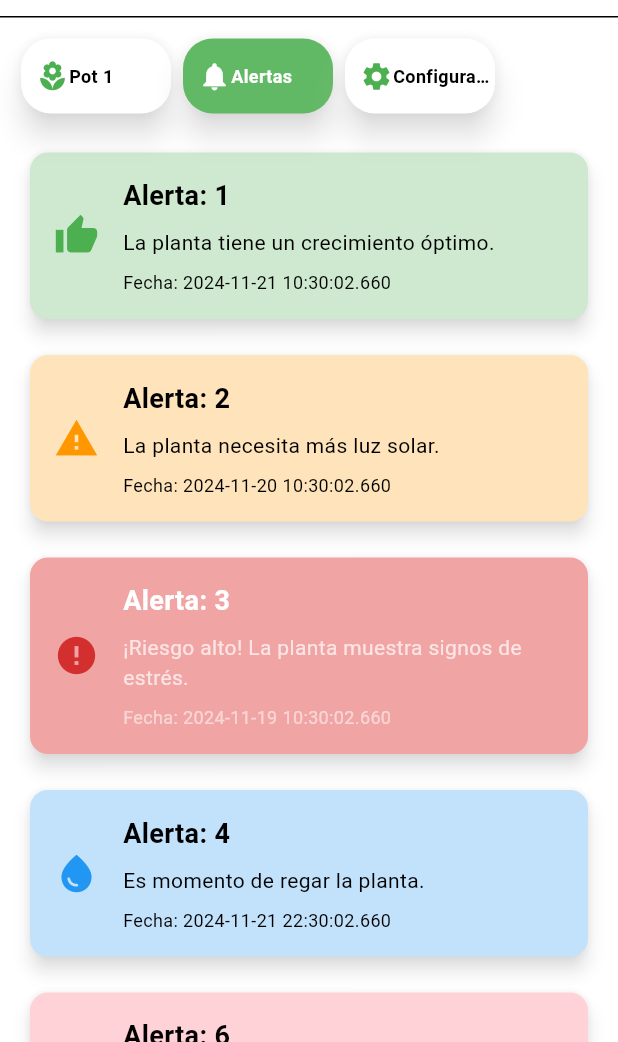
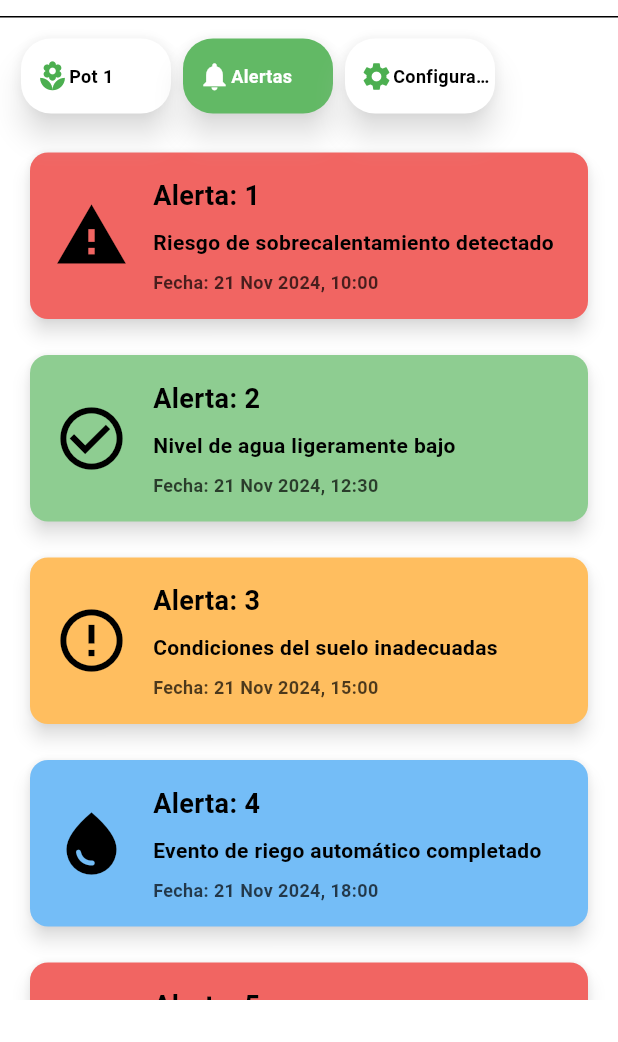
Before and after one commit to FemboyIRL/Maceta-Inteligente, a Flutter app: the FlowerpotScreen screen opened directly with sample values from the repository, after a tap on "Alertas", on a phone screen of 412 x 824 dp, the part 194-1236 px from its top. Run offline on Flutter 3.47's test engine with Material 3 defaults, Android fonts, the phone set to English and light mode, and no system bars; our stand-ins replace dio, dotted_border, fl_chart, flutter_svg, geolocator, get and 2 more; missing offline and left inert: flutter_page_view_indicator, qr_code_scanner; accounts and stored records are empty.

Commit message:
-bugfix to flowerpot screen

```diff
--- a/lib/main.dart
+++ b/lib/main.dart
@@ -1,5 +1,6 @@
 import 'package:flutter/material.dart';
 import 'package:get/get.dart';
+import 'package:maceta_inteligente/screens/MainMenuScreen/screen.dart';
 import 'package:maceta_inteligente/screens/SplashScreen/screen.dart';
 
 void main() {
@@ -27,7 +28,7 @@ class GrowSmartApp extends StatelessWidget {
               clipBehavior: Clip.antiAliasWithSaveLayer,
               shape: RoundedRectangleBorder(
                   borderRadius: BorderRadius.all(Radius.circular(23))))),
-      home: const SplashScreen(),
+      home: const MainMenuScreen(),
     );
   }
 }
--- a/lib/models/alert_event_type_enum.dart
+++ b/lib/models/alert_event_type_enum.dart
@@ -1,5 +1,3 @@
-import 'dart:ui';
-
 import 'package:flutter/material.dart';
 
 enum EventType {
@@ -10,67 +8,38 @@ enum EventType {
   highRisk,
 }
 
-extension EventTypeColors on EventType {
-  Color getBackgroundColor(bool isActive) {
+extension EventTypeExtensions on EventType {
+  Color getBackgroundColor() {
     switch (this) {
+      case EventType.highRisk:
+        return Colors.red[400]!;
+      case EventType.mediumRisk:
+        return Colors.orange[300]!;
       case EventType.lowRisk:
-        return isActive ? Colors.green[100]! : Colors.green[200]!;
-      case EventType.mediumRisk:
-        return isActive ? Colors.orange[100]! : Colors.orange[200]!;
-      case EventType.highRisk:
-        return isActive ? Colors.red[100]! : Colors.red[200]!;
+        return Colors.green[300]!;
       case EventType.waterEvent:
-        return isActive ? Colors.blue[100]! : Colors.blue[200]!;
-      case EventType.zero:
+        return Colors.blue[300]!;
       default:
-        return Colors.grey[200]!;
+        return Colors.grey[300]!;
     }
   }
 
-  Color getIconColor(bool isActive) {
+  IconData get icon {
     switch (this) {
+      case EventType.highRisk:
+        return Icons.warning;
+      case EventType.mediumRisk:
+        return Icons.error_outline;
       case EventType.lowRisk:
-        return isActive ? Colors.green : Colors.green[700]!;
-      case EventType.mediumRisk:
-        return isActive ? Colors.orange : Colors.orange[700]!;
-      case EventType.highRisk:
-        return isActive ? Colors.red : Colors.red[700]!;
+        return Icons.check_circle_outline;
       case EventType.waterEvent:
-        return isActive ? Colors.blue : Colors.blue[700]!;
-      case EventType.zero:
+        return Icons.water_drop;
       default:
-        return Colors.grey;
+        return Icons.help_outline;
     }
   }
 
-  Color getTextColor(bool isActive) {
-    switch (this) {
-      case EventType.lowRisk:
-      case EventType.mediumRisk:
-      case EventType.highRisk:
-      case EventType.waterEvent:
-        return isActive ? Colors.black : Colors.white;
-      case EventType.zero:
-      default:
-        return Colors.black;
-    }
-  }
+  Color getTextColor() => Colors.black;
+
+  Color getIconColor() => Colors.black;
 }
-
-extension EventTypeIcons on EventType {
-  IconData get icon {
-    switch (this) {
-      case EventType.lowRisk:
-        return Icons.thumb_up;
-      case EventType.mediumRisk:
-        return Icons.warning;
-      case EventType.highRisk:
-        return Icons.error;
-      case EventType.waterEvent:
-        return Icons.water_drop;
-      case EventType.zero:
-      default:
-        return Icons.info;
-    }
-  }
-}
--- a/lib/models/flowerpot_alerts/server_model/server_model.dart
+++ b/lib/models/flowerpot_alerts/server_model/server_model.dart
@@ -2,37 +2,38 @@ import 'package:maceta_inteligente/models/alert_event_type_enum.dart';
 
 class FlowerpotAlert {
   final int id;
-  final EventType eventType;
-  final String message;
-  final DateTime date;
-  bool isActive;
+  final EventType alertType;
+  final String alertContent;
+  final DateTime createTime;
+  final int smartpot;
 
   FlowerpotAlert({
     required this.id,
-    required this.eventType,
-    required this.message,
-    required this.date,
-    this.isActive = true,
+    required this.alertType,
+    required this.alertContent,
+    required this.createTime,
+    required this.smartpot,
   });
 
   factory FlowerpotAlert.fromMapServer(Map<String, dynamic> map) {
     return FlowerpotAlert(
       id: map['id'] as int,
-      message: map['message'] ?? 'No message provided',
-      date: DateTime.parse(map['date']),
-      isActive: map['isActive'] ?? true,
-      eventType: _parseEventType(map['eventType']),
+      alertContent: map['alert_content'] ?? 'No content provided',
+      createTime: DateTime.parse(map['create_time']),
+      smartpot: map['smartpot'] as int,
+      alertType: _parseAlertType(map['alert_type']),
     );
   }
-  static EventType _parseEventType(String level) {
-    switch (level) {
+
+  static EventType _parseAlertType(String type) {
+    switch (type) {
       case 'water_event':
         return EventType.waterEvent;
-      case 'low':
+      case 'peligroBajo':
         return EventType.lowRisk;
-      case 'medium':
+      case 'peligroMedio':
         return EventType.mediumRisk;
-      case 'high':
+      case 'peligroAlto':
         return EventType.highRisk;
       default:
         return EventType.zero;
--- a/lib/screens/FlowerPotDetailsScreen/screen.dart
+++ b/lib/screens/FlowerPotDetailsScreen/screen.dart
@@ -1,3 +1,5 @@
+import 'dart:ui';
+
 import 'package:flutter/material.dart';
 import 'package:get/get_state_manager/src/simple/get_state.dart';
 import 'package:maceta_inteligente/models/flower_status_enum.dart';
@@ -13,7 +15,7 @@ class FlowerpotDetailsScreen extends StatelessWidget {
     return GetBuilder<FlowerPotDetailsState>(
         init: FlowerPotDetailsState(flowerPot: flowerPot),
         builder: (state) => Scaffold(
-              body: Column(
+              body: ListView(
                 children: [
                   _potCard(context, state),
                   _sensorCards(context, state),
--- a/lib/screens/FlowerPotScreen/screen.dart
+++ b/lib/screens/FlowerPotScreen/screen.dart
@@ -1,4 +1,5 @@
 import 'package:flutter/material.dart';
+import 'package:flutter/rendering.dart';
 import 'package:get/get.dart';
 import 'package:maceta_inteligente/models/smartpot/server_model/server.dart';
 import 'package:maceta_inteligente/screens/FlowerPotDetailsScreen/screen.dart';
@@ -77,24 +78,21 @@ class FlowerpotScreen extends StatelessWidget {
         ));
   }
 
-  Widget _contentPanel(
-      FlowerpotState state, Smartpot flowerPot) {
-    return PageView(
-      controller: state.pageController,
-      onPageChanged: (index) {
-        state.selectedCardIndex.value = index;
-      },
-      children: [
-        FlowerpotDetailsScreen(
-          flowerPot: flowerPot,
-        ),
-        FlowerpotAlertsScreen(
-          flowerPot: flowerPot,
-        ),
-        FlowerpotConfigScreen(
-          flowerPot: flowerPot,
-        ),
-      ],
+  Widget _contentPanel(FlowerpotState state, Smartpot flowerPot) {
+    return SizedBox(
+      height: MediaQuery.of(Get.context!).size.height * .70,
+      child: PageView(
+        controller: state.pageController,
+        onPageChanged: (index) {
+          state.selectedCardIndex.value =
+              index; // Asegúrate de que el estado se actualiza
+        },
+        children: [
+          FlowerpotDetailsScreen(flowerPot: flowerPot),
+          FlowerpotAlertsScreen(flowerPot: flowerPot),
+          FlowerpotConfigScreen(flowerPot: flowerPot),
+        ],
+      ),
     );
   }
 
@@ -105,13 +103,9 @@ class FlowerpotScreen extends StatelessWidget {
       builder: (state) => CommonScaffold(
         sliversChildren: [
           SliverToBoxAdapter(child: _navigationPanel(context, state)),
-          SliverFillRemaining(
-            hasScrollBody:
-                false,
-            child: SizedBox(
-                height: MediaQuery.of(context).size.height,
-                child: _contentPanel(state, flowerPot)),
-          ),
+          SliverToBoxAdapter(
+            child: _contentPanel(state, flowerPot),
+          )
         ],
       ),
     );
--- a/lib/screens/FlowerpotAlertsScreen/screen.dart
+++ b/lib/screens/FlowerpotAlertsScreen/screen.dart
@@ -9,6 +9,14 @@ class FlowerpotAlertsScreen extends StatelessWidget {
   const FlowerpotAlertsScreen({super.key, required this.flowerPot});
 
   Widget _alerts(BuildContext context, FlowerpotAlertsState state) {
+    if (state.flowerpotAlerts.isEmpty) {
+      return const Column(
+        children: [
+          Center(child: Text("No hay alertas")),
+        ],
+      );
+    }
+
     return ListView.builder(
       itemCount: state.flowerpotAlerts.length,
       itemBuilder: (context, index) {
@@ -26,10 +34,8 @@ class FlowerpotAlertsScreen extends StatelessWidget {
         builder: (state) => Scaffold(
               body: Column(
                 children: [
-                  // Aquí puedes agregar más widgets si es necesario
                   Expanded(
-                    child: _alerts(context,
-                        state), // El ListView ocupará el espacio restante
+                    child: _alerts(context, state),
                   ),
                 ],
               ),
--- a/lib/screens/FlowerpotAlertsScreen/state.dart
+++ b/lib/screens/FlowerpotAlertsScreen/state.dart
@@ -6,48 +6,42 @@ import 'package:maceta_inteligente/models/smartpot/server_model/server.dart';
 class FlowerpotAlertsState extends GetxController {
   late final Smartpot flowerPot;
   FlowerpotAlertsState({required this.flowerPot});
+
   List<FlowerpotAlert> flowerpotAlerts = [
     FlowerpotAlert(
       id: 1,
-      eventType: EventType.lowRisk,
-      message: 'La planta tiene un crecimiento óptimo.',
-      date: DateTime.now().subtract(const Duration(days: 1)),
-      isActive: true,
+      alertType: EventType.highRisk,
+      alertContent: "Riesgo de sobrecalentamiento detectado",
+      createTime: DateTime.parse("2024-11-21T10:00:00"),
+      smartpot: 1,
     ),
     FlowerpotAlert(
       id: 2,
-      eventType: EventType.mediumRisk,
-      message: 'La planta necesita más luz solar.',
-      date: DateTime.now().subtract(const Duration(days: 2)),
-      isActive: true,
+      alertType: EventType.lowRisk,
+      alertContent: "Nivel de agua ligeramente bajo",
+      createTime: DateTime.parse("2024-11-21T12:30:00"),
+      smartpot: 2,
     ),
     FlowerpotAlert(
       id: 3,
-      eventType: EventType.highRisk,
-      message: '¡Riesgo alto! La planta muestra signos de estrés.',
-      date: DateTime.now().subtract(const Duration(days: 3)),
-      isActive: false,
+      alertType: EventType.mediumRisk,
+      alertContent: "Condiciones del suelo inadecuadas",
+      createTime: DateTime.parse("2024-11-21T15:00:00"),
+      smartpot: 3,
     ),
     FlowerpotAlert(
       id: 4,
-      eventType: EventType.waterEvent,
-      message: 'Es momento de regar la planta.',
-      date: DateTime.now().subtract(const Duration(hours: 12)),
-      isActive: true,
+      alertType: EventType.waterEvent,
+      alertContent: "Evento de riego automático completado",
+      createTime: DateTime.parse("2024-11-21T18:00:00"),
+      smartpot: 4,
     ),
     FlowerpotAlert(
-      id: 6,
-      eventType: EventType.highRisk,
-      message: '¡Peligro! La planta necesita atención urgente.',
-      date: DateTime.now().subtract(const Duration(hours: 6)),
-      isActive: true,
-    ),
-    FlowerpotAlert(
-      id: 7,
-      eventType: EventType.lowRisk,
-      message: 'La planta está en buenas condiciones.',
-      date: DateTime.now().subtract(const Duration(days: 1)),
-      isActive: false,
+      id: 5,
+      alertType: EventType.highRisk,
+      alertContent: "Temperatura ambiente peligrosa",
+      createTime: DateTime.parse("2024-11-21T20:00:00"),
+      smartpot: 5,
     ),
   ];
 }
--- a/lib/screens/MainMenuScreen/screen.dart
+++ b/lib/screens/MainMenuScreen/screen.dart
@@ -42,7 +42,6 @@ class MainMenuScreen extends StatelessWidget {
 
   Widget _flowerpotOverview(BuildContext context, MainMenuState state) {
     final filteredList = state.filteredOperations();
-    print(filteredList);
 
     if (filteredList.isEmpty) {
       return SizedBox(
@@ -74,7 +73,7 @@ class MainMenuScreen extends StatelessWidget {
                 );
               } else {
                 final Smartpot item =
-                    state.myFlowerPots[index];
+                    filteredList[index];
                 return MyFlowerpotWidget(flowerPot: item);
               }
             },
--- a/lib/widgets/flowerpot_alert_widget.dart
+++ b/lib/widgets/flowerpot_alert_widget.dart
@@ -1,4 +1,5 @@
 import 'package:flutter/material.dart';
+import 'package:intl/intl.dart';
 import 'package:maceta_inteligente/models/alert_event_type_enum.dart';
 import 'package:maceta_inteligente/models/flowerpot_alerts/server_model/server_model.dart';
 
@@ -9,9 +10,12 @@ class FlowerpotAlertWidget extends StatelessWidget {
 
   @override
   Widget build(BuildContext context) {
-    Color backgroundColor = alert.eventType.getBackgroundColor(alert.isActive);
-    Color iconColor = alert.eventType.getIconColor(alert.isActive);
-    Color textColor = alert.eventType.getTextColor(alert.isActive);
+    Color backgroundColor = alert.alertType.getBackgroundColor();
+    Color iconColor = alert.alertType.getIconColor();
+    Color textColor = alert.alertType.getTextColor();
+
+    String formattedDate =
+        DateFormat('dd MMM yyyy, HH:mm').format(alert.createTime);
 
     return Padding(
       padding: const EdgeInsets.symmetric(vertical: 8.0, horizontal: 16.0),
@@ -26,9 +30,9 @@ class FlowerpotAlertWidget extends StatelessWidget {
           child: Row(
             children: [
               Icon(
-                alert.eventType.icon,
+                alert.alertType.icon,
                 color: iconColor,
-                size: 30,
+                size: 50,
               ),
               const SizedBox(width: 16),
               Expanded(
@@ -45,18 +49,20 @@ class FlowerpotAlertWidget extends StatelessWidget {
                     ),
                     const SizedBox(height: 8),
                     Text(
-                      alert.message,
+                      alert.alertContent,
                       style: TextStyle(
                         fontSize: 14,
-                        color: alert.isActive ? textColor : Colors.white70,
+                        color: textColor,
+                        fontWeight: FontWeight.bold,
                       ),
                     ),
                     const SizedBox(height: 8),
                     Text(
-                      'Fecha: ${alert.date.toLocal()}',
+                      'Fecha: $formattedDate',
                       style: TextStyle(
                         fontSize: 12,
-                        color: alert.isActive ? textColor : Colors.white54,
+                        fontWeight: FontWeight.bold,
+                        color: textColor.withOpacity(0.7),
                       ),
                     ),
                   ],
```
Also changed, not shown: lib/screens/LoginScreen/screen.dart (+136 -4 lines), lib/screens/LoginScreen/state.dart (+42 -1 lines), lib/screens/MainMenuScreen/state.dart (+11 -8 lines).
